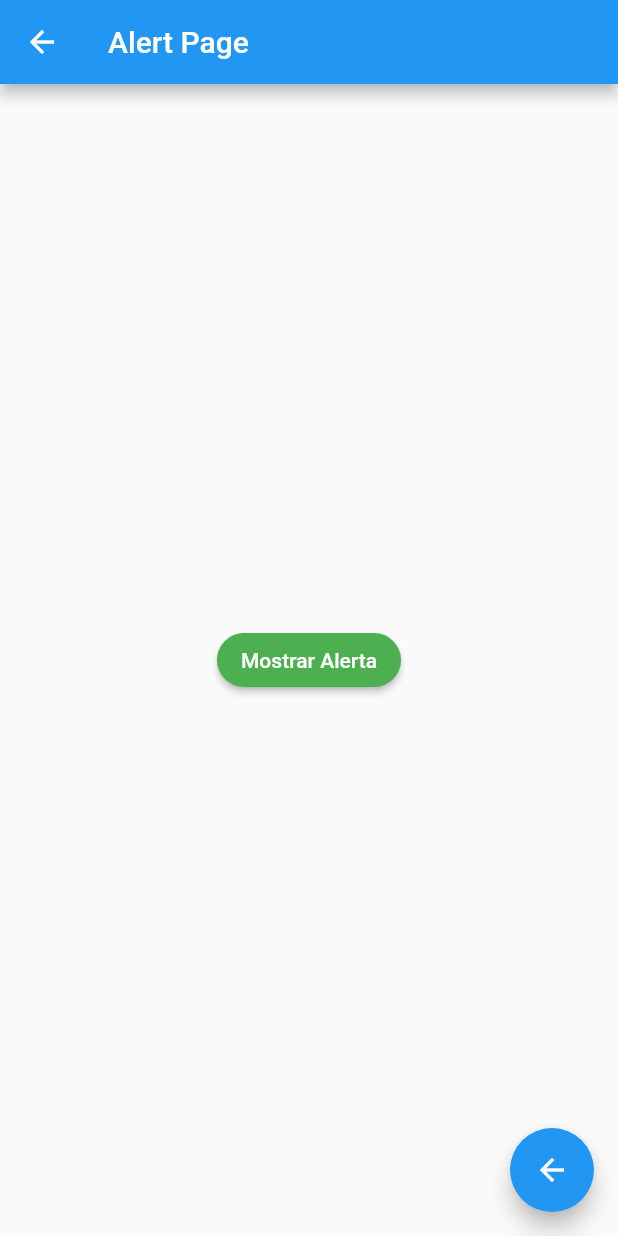
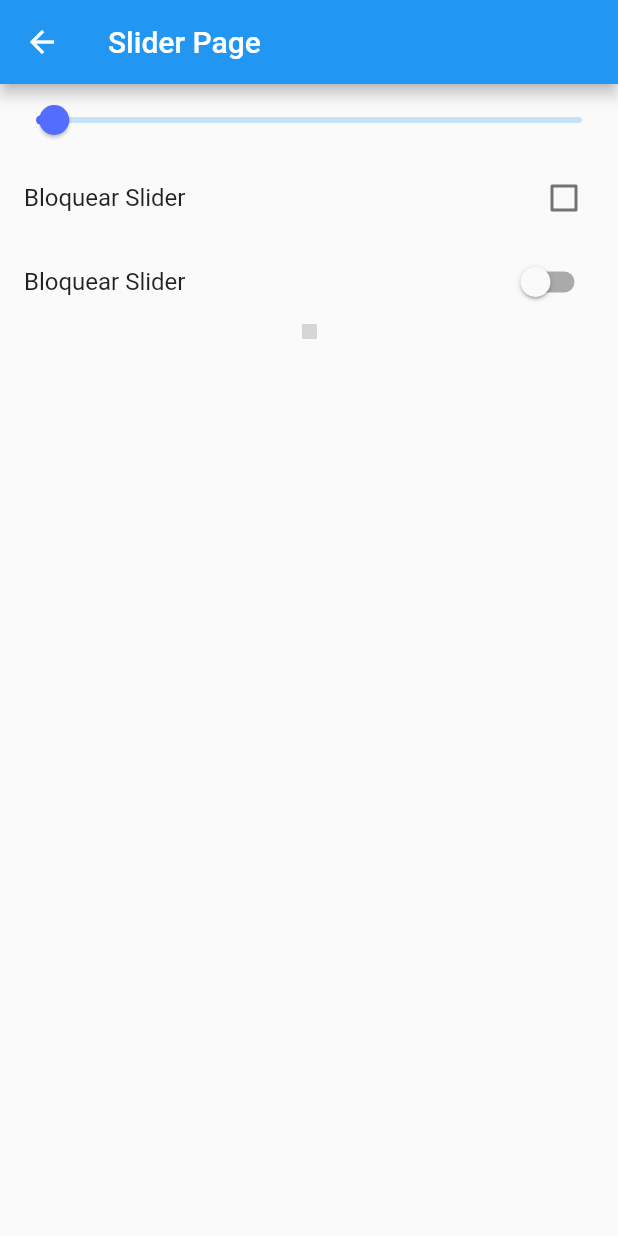
Before and after one commit to Willy502/flutter_componentes, a Flutter app: the screen it shows after launch, after a tap on "Slider", on a phone screen of 412 x 824 dp. Run offline on Flutter 3.47's test engine with Material 2 defaults, Android fonts, the phone set to English and light mode, and no system bars; network calls fail; grey boxes are pictures that could not be loaded.

Commit message:
Slider Page

```diff
--- /dev/null
+++ b/lib/src/pages/slider_page.dart
@@ -0,0 +1,86 @@
+import 'package:flutter/material.dart';
+
+class SliderPage extends StatefulWidget {
+  @override
+  _SliderPageState createState() => _SliderPageState();
+}
+
+class _SliderPageState extends State<SliderPage> {
+  double _sliderPosition = 10;
+  bool _blocked = false;
+
+  @override
+  Widget build(BuildContext context) {
+    return Scaffold(
+      appBar: AppBar(
+        title: Text('Slider Page'),
+      ),
+      body: Container(
+        child: Column(
+          children: [
+            _createSlider(),
+            _createCheckBox(),
+            _createSwitch(),
+            _createImage()
+          ],
+        ),
+      ),
+    );
+  }
+
+  Widget _createSlider() {
+    return Slider(
+      activeColor: Colors.indigoAccent,
+      //divisions: 4,
+      min: 0.0,
+      max: 300.0,
+      value: _sliderPosition,
+      onChanged: (_blocked) ? null : (value) {
+        _sliderPosition = value;
+        setState(() {});
+      },
+    );
+  }
+
+  Widget _createCheckBox() {
+    /*return Checkbox(
+      value: _blocked,
+      onChanged: (value) {
+        setState(() {
+          _blocked = value;
+        });
+      }
+    );
+  }*/
+
+    return CheckboxListTile(
+      title: Text('Bloquear Slider'),
+      value: _blocked,
+      onChanged: (value) {
+        setState(() {
+          _blocked = value;
+        });
+      }
+    );
+  }
+
+  Widget _createSwitch() {
+    return SwitchListTile(
+      title: Text('Bloquear Slider'),
+      value: _blocked,
+      onChanged: (value) {
+        setState(() {
+          _blocked = value;
+        });
+      }
+    );
+  }
+
+  Widget _createImage() {
+    return Image(
+      image: NetworkImage('https://toppng.com/uploads/preview/the-amazing-spiderman-vector-logo-free-11574024417b74mq4o9oh.png'),
+      width: _sliderPosition,
+      fit: BoxFit.contain,
+    );
+  }
+}
--- a/lib/src/routes/routes.dart
+++ b/lib/src/routes/routes.dart
@@ -5,6 +5,7 @@ import 'package:componentes_app/src/pages/avatar_page.dart';
 import 'package:componentes_app/src/pages/card_page.dart';
 import 'package:componentes_app/src/pages/animated_page.dart';
 import 'package:componentes_app/src/pages/input_page.dart';
+import 'package:componentes_app/src/pages/slider_page.dart';
 
 Map<String, WidgetBuilder> getApplicationRoutes() {
   return <String, WidgetBuilder> {
@@ -13,6 +14,7 @@ Map<String, WidgetBuilder> getApplicationRoutes() {
     'avatar' : (context) => AvatarPage(),
     'card' : (context) => CardPage(),
     'animatedContainer' : (context) => AnimatedPage(),
-    'inputs' : (context) => InputPage()
+    'inputs' : (context) => InputPage(),
+    'slider' : (context) => SliderPage()
   };
 }
```
